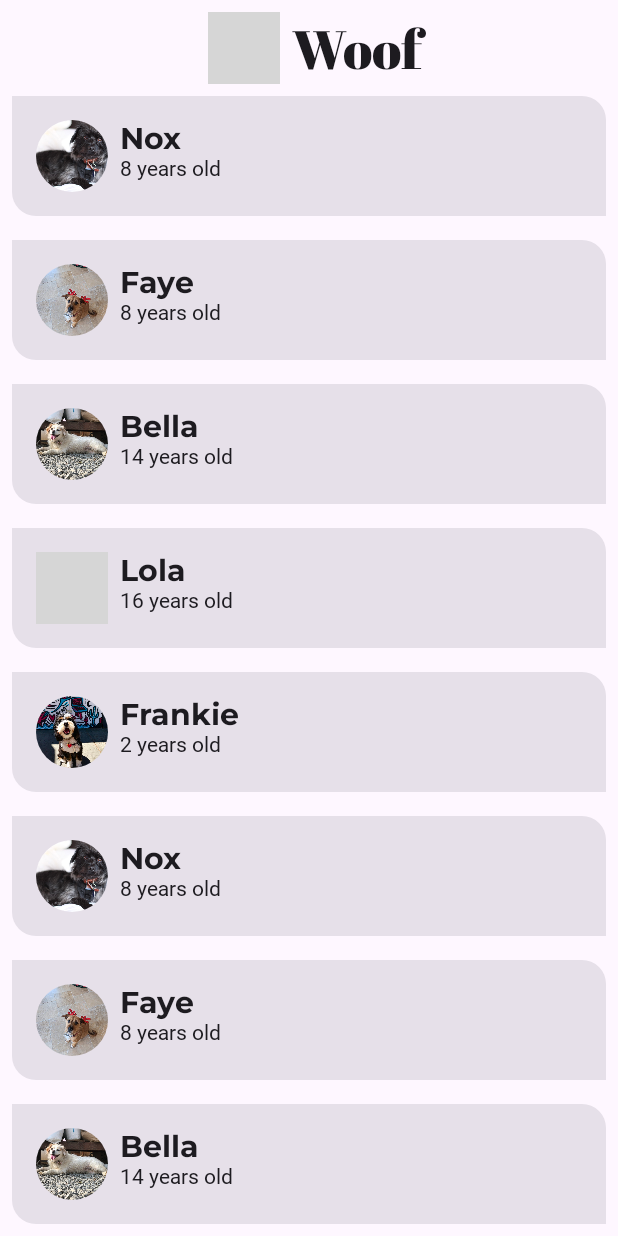
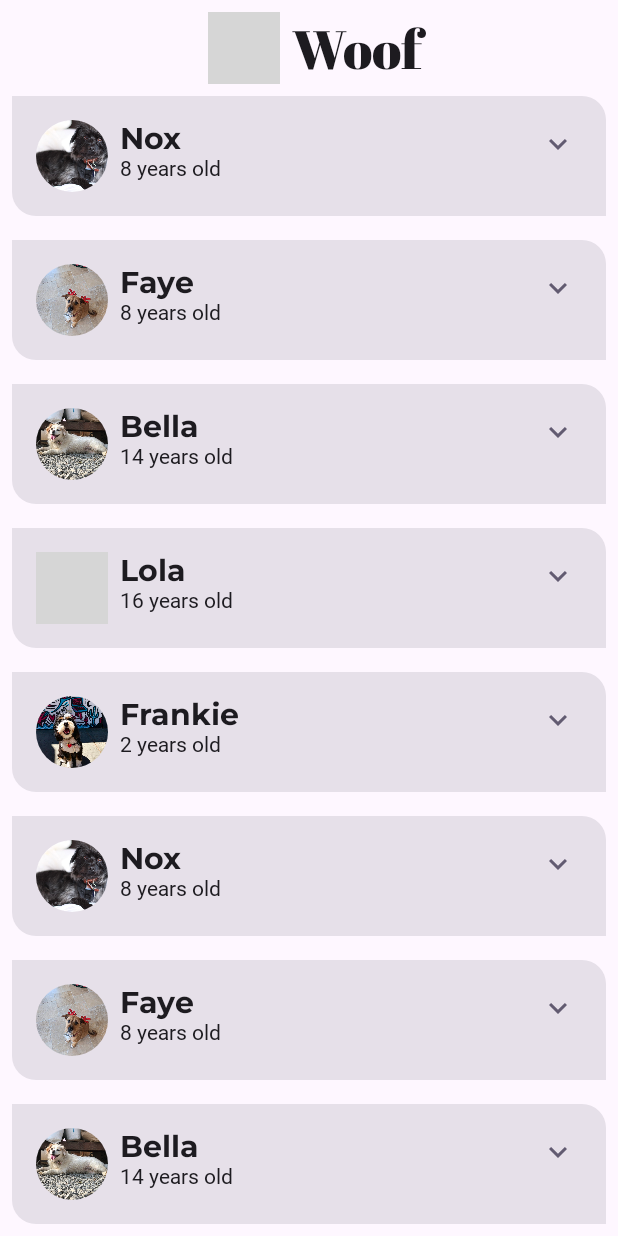
Before and after one commit to andikaputraputu22/BelajarCompose, an Android app built with Jetpack Compose: the screen it shows after launch (WoofActivity), scrolled down 200 dp, on a phone screen of 412 x 824 dp. Run offline under Robolectric (Android 15) with nearby library versions, the phone set to English and light mode, and no system bars; Roboto replaces fonts that are not available here; grey boxes are pictures that could not be loaded.

Commit message:
Add expanded button and animation

```diff
--- a/app/build.gradle.kts
+++ b/app/build.gradle.kts
@@ -59,6 +59,7 @@ dependencies {
     implementation("androidx.compose.ui:ui-graphics")
     implementation("androidx.compose.ui:ui-tooling-preview")
     implementation("androidx.compose.material3:material3")
+    implementation("androidx.compose.material:material-icons-extended")
     implementation ("androidx.constraintlayout:constraintlayout-compose:1.0.1")
     testImplementation("junit:junit:4.13.2")
     androidTestImplementation("androidx.test.ext:junit:1.1.5")
--- a/app/src/main/java/com/moonlightsplitter/belajarcompose/WoofActivity.kt
+++ b/app/src/main/java/com/moonlightsplitter/belajarcompose/WoofActivity.kt
@@ -4,23 +4,32 @@ import android.os.Bundle
 import androidx.activity.ComponentActivity
 import androidx.activity.compose.setContent
 import androidx.annotation.DrawableRes
+import androidx.compose.animation.animateContentSize
+import androidx.compose.animation.core.Spring
+import androidx.compose.animation.core.spring
 import androidx.compose.foundation.Image
 import androidx.compose.foundation.layout.Column
 import androidx.compose.foundation.layout.Row
+import androidx.compose.foundation.layout.Spacer
 import androidx.compose.foundation.layout.fillMaxSize
 import androidx.compose.foundation.layout.fillMaxWidth
 import androidx.compose.foundation.layout.padding
 import androidx.compose.foundation.layout.size
 import androidx.compose.foundation.lazy.LazyColumn
 import androidx.compose.foundation.lazy.items
+import androidx.compose.material.icons.Icons
+import androidx.compose.material.icons.filled.ExpandLess
+import androidx.compose.material.icons.filled.ExpandMore
 import androidx.compose.material3.Card
 import androidx.compose.material3.CenterAlignedTopAppBar
 import androidx.compose.material3.ExperimentalMaterial3Api
+import androidx.compose.material3.Icon
+import androidx.compose.material3.IconButton
 import androidx.compose.material3.MaterialTheme
 import androidx.compose.material3.Scaffold
 import androidx.compose.material3.Surface
 import androidx.compose.material3.Text
-import androidx.compose.runtime.Composable
+import androidx.compose.runtime.*
 import androidx.compose.ui.Alignment
 import androidx.compose.ui.Modifier
 import androidx.compose.ui.draw.clip
@@ -71,15 +80,75 @@ fun WoofApp() {
 
 @Composable
 fun DogItem(dog: DogModel, modifier: Modifier = Modifier) {
+    var expanded by remember { mutableStateOf(false) }
     Card(modifier = modifier) {
-        Row(
+        Column(
             modifier = Modifier
-                .fillMaxWidth()
-                .padding(dimensionResource(R.dimen.padding_small))
+                .animateContentSize(
+                    animationSpec = spring(
+                        dampingRatio = Spring.DampingRatioNoBouncy,
+                        stiffness = Spring.StiffnessMedium
+                    )
+                )
         ) {
-            DogIcon(dogIcon = dog.image)
-            DogInformation(dogName = dog.name, dogAge = dog.age)
+            Row(
+                modifier = Modifier
+                    .fillMaxWidth()
+                    .padding(dimensionResource(R.dimen.padding_small))
+            ) {
+                DogIcon(dogIcon = dog.image)
+                DogInformation(dogName = dog.name, dogAge = dog.age)
+                Spacer(modifier = Modifier.weight(1f))
+                DogItemButton(expanded = expanded, onClick = { expanded = !expanded })
+            }
+            if (expanded) {
+                DogHobby(
+                    dogHobby = dog.hobbies,
+                    modifier = Modifier
+                        .padding(
+                            start = dimensionResource(R.dimen.padding_medium),
+                            top = dimensionResource(R.dimen.padding_small),
+                            end = dimensionResource(R.dimen.padding_medium),
+                            bottom = dimensionResource(R.dimen.padding_medium)
+                        )
+                )
+            }
         }
+    }
+}
+
+@Composable
+private fun DogItemButton(
+    expanded: Boolean,
+    onClick: () -> Unit,
+    modifier: Modifier = Modifier
+) {
+    IconButton(
+        onClick = onClick,
+        modifier = modifier
+    ) {
+        Icon(
+            imageVector = if (expanded) Icons.Filled.ExpandLess else Icons.Filled.ExpandMore,
+            contentDescription = stringResource(R.string.expand_button_content_description),
+            tint = MaterialTheme.colorScheme.secondary
+        )
+    }
+}
+
+@Composable
+fun DogHobby(
+    dogHobby: String,
+    modifier: Modifier = Modifier
+) {
+    Column(modifier = modifier) {
+        Text(
+            text = stringResource(R.string.about),
+            style = MaterialTheme.typography.labelSmall
+        )
+        Text(
+            text = dogHobby,
+            style = MaterialTheme.typography.bodyLarge
+        )
     }
 }
 
--- a/app/src/main/res/values/strings.xml
+++ b/app/src/main/res/values/strings.xml
@@ -38,4 +38,6 @@
     <string name="title_activity_woof">WoofActivity</string>
     <string name="years_old">%d years old</string>
     <string name="woof">Woof</string>
+    <string name="expand_button_content_description">See more or less information about a dog.</string>
+    <string name="about">About</string>
 </resources>
```
